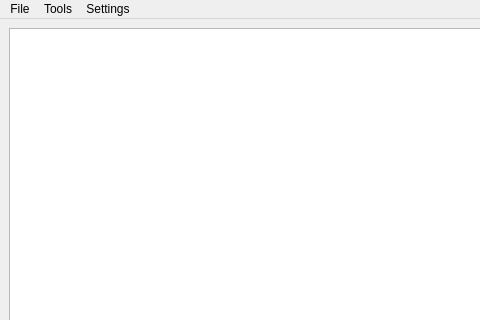
Qt form L89HA_GPS/mainwindow.ui (iiriis/L89HA_Tool) before a commit; both pictures show x 0 to 480 and y 0 to 320 of the 614 by 424 pixel window.
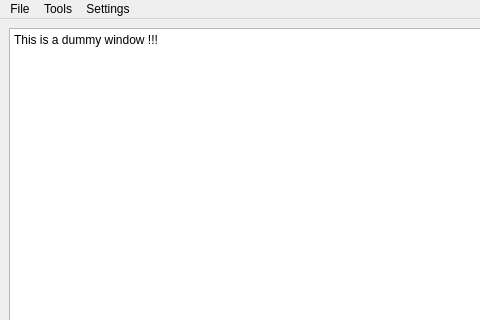
The same form after that commit. Icons and pictures are not drawn.

Commit message: updated terminal window

```diff
--- a/L89HA_GPS/mainwindow.ui
+++ b/L89HA_GPS/mainwindow.ui
@@ -16,7 +16,18 @@
   <widget class="QWidget" name="centralwidget">
    <layout class="QGridLayout" name="gridLayout">
     <item row="0" column="1">
-     <widget class="QTextBrowser" name="textBrowser"/>
+     <widget class="QTextBrowser" name="textBrowser">
+      <property name="html">
+       <string>&lt;!DOCTYPE HTML PUBLIC &quot;-//W3C//DTD HTML 4.0//EN&quot; &quot;http://www.w3.org/TR/REC-html40/strict.dtd&quot;&gt;
+&lt;html&gt;&lt;head&gt;&lt;meta name=&quot;qrichtext&quot; content=&quot;1&quot; /&gt;&lt;meta charset=&quot;utf-8&quot; /&gt;&lt;style type=&quot;text/css&quot;&gt;
+p, li { white-space: pre-wrap; }
+hr { height: 1px; border-width: 0; }
+li.unchecked::marker { content: &quot;\2610&quot;; }
+li.checked::marker { content: &quot;\2612&quot;; }
+&lt;/style&gt;&lt;/head&gt;&lt;body style=&quot; font-family:'Segoe UI'; font-size:9pt; font-weight:400; font-style:normal;&quot;&gt;
+&lt;p style=&quot; margin-top:0px; margin-bottom:0px; margin-left:0px; margin-right:0px; -qt-block-indent:0; text-indent:0px;&quot;&gt;This is a dummy window !!!&lt;/p&gt;&lt;/body&gt;&lt;/html&gt;</string>
+      </property>
+     </widget>
     </item>
    </layout>
   </widget>
```
The commit also changes 5 other files.
